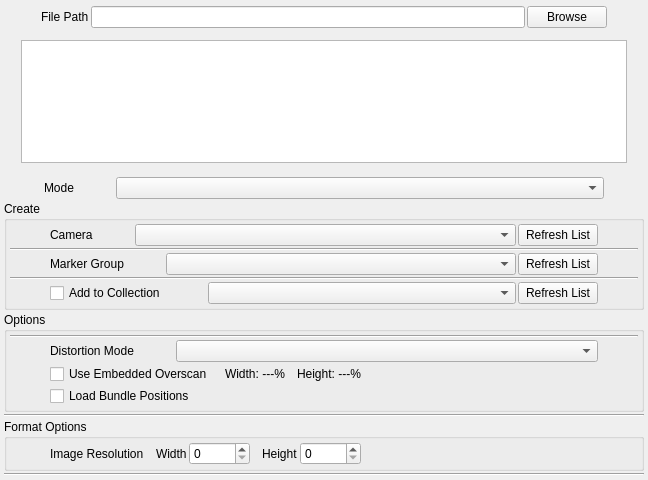
Old version of the form python/mmSolver/tools/loadmarker/ui/loadmarker_layout.ui in the repository david-cattermole/mayaMatchMoveSolver.
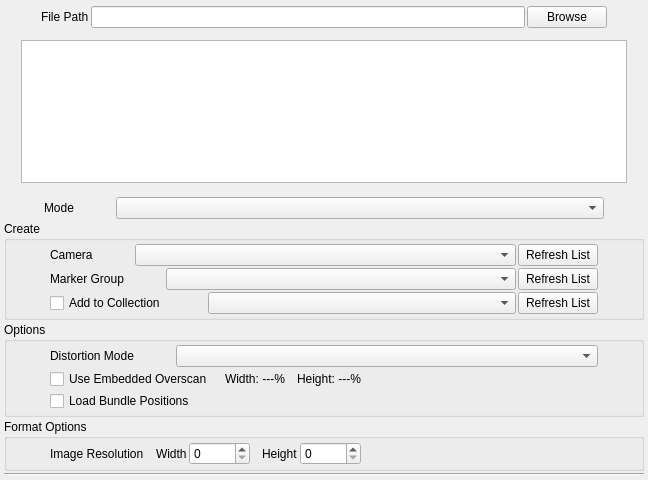
New version of the form.

Commit message: Remove horizontal lines from Load Marker UI.

```diff
--- a/python/mmSolver/tools/loadmarker/ui/loadmarker_layout.ui
+++ b/python/mmSolver/tools/loadmarker/ui/loadmarker_layout.ui
@@ -359,13 +359,6 @@
           </item>
          </layout>
         </item>
-        <item>
-         <widget class="Line" name="line_4">
-          <property name="orientation">
-           <enum>Qt::Horizontal</enum>
-          </property>
-         </widget>
-        </item>
         <item>
          <layout class="QHBoxLayout" name="markerGroup_horizontalLayout">
           <item>
@@ -442,13 +435,6 @@
           </item>
          </layout>
         </item>
-        <item>
-         <widget class="Line" name="line">
-          <property name="orientation">
-           <enum>Qt::Horizontal</enum>
-          </property>
-         </widget>
-        </item>
         <item>
          <layout class="QHBoxLayout" name="collection_horizontalLayout">
           <item>
@@ -549,13 +535,6 @@
         <property name="bottomMargin">
          <number>3</number>
         </property>
-        <item>
-         <widget class="Line" name="line_5">
-          <property name="orientation">
-           <enum>Qt::Horizontal</enum>
-          </property>
-         </widget>
-        </item>
         <item>
          <layout class="QHBoxLayout" name="distortionMode_horizontalLayout">
           <item>
@@ -760,13 +739,6 @@
        </layout>
       </widget>
      </item>
-     <item>
-      <widget class="Line" name="line_3">
-       <property name="orientation">
-        <enum>Qt::Horizontal</enum>
-       </property>
-      </widget>
-     </item>
      <item>
       <widget class="QGroupBox" name="formatOptions_groupBox">
        <property name="title">
```
